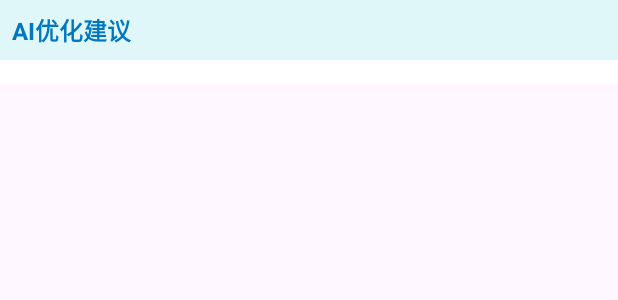
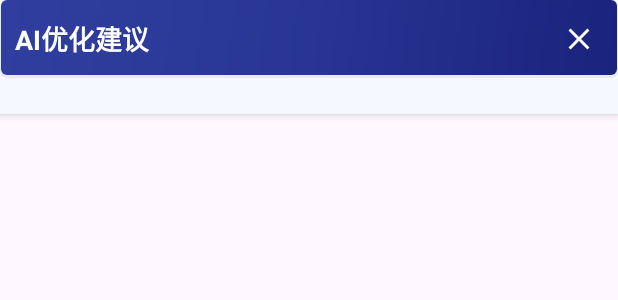
Before and after one commit to honghaier250/SmartTalk, an Android app: the layout ai_suggestions_view.xml on its own in the app's theme, with its tools: preview values and no code run, on a phone screen of 412 x 824 dp. Shown: the top 300 px of the screen. Run offline under Robolectric (Android 15) with nearby library versions, the light colour scheme and no system bars.

Commit message:
-添加了关闭按钮功能到AI建议视图
-调整了拼音引擎中的拼音匹配顺序

-更新了建议视图的背景和布局

```diff
--- a/app/src/main/java/com/example/zhiyanai/keyboard/ZhiYanKeyboardView.java
+++ b/app/src/main/java/com/example/zhiyanai/keyboard/ZhiYanKeyboardView.java
@@ -30,7 +30,7 @@ public class ZhiYanKeyboardView extends KeyboardView {
         super.onDraw(canvas);
         // 自定义键盘绘制
         setPreviewEnabled(true); // 启用按键预览
-        setPadding(0, 5, 0, 5); // 设置内边距
+        // setPadding(0, 5, 0, 5); // 设置内边距
     }
 
     /**
--- /dev/null
+++ b/app/src/main/res/drawable/ai_title_background.xml
@@ -0,0 +1,28 @@
+<?xml version="1.0" encoding="utf-8"?>
+<layer-list xmlns:android="http://schemas.android.com/apk/res/android">
+    <!-- 阴影层 -->
+    <item>
+        <shape>
+            <padding
+                android:bottom="2dp"
+                android:left="1dp"
+                android:right="1dp"
+                android:top="0dp" />
+            <solid android:color="#15000000" />
+            <corners android:radius="4dp" />
+        </shape>
+    </item>
+
+    <!-- 前景层 -->
+    <item>
+        <shape>
+            <gradient
+                android:angle="135"
+                android:startColor="#1A237E"
+                android:centerColor="#283593"
+                android:endColor="#303F9F"
+                android:type="linear" />
+            <corners android:radius="4dp" />
+        </shape>
+    </item>
+</layer-list>
--- /dev/null
+++ b/app/src/main/res/drawable/ic_close.xml
@@ -0,0 +1,10 @@
+<?xml version="1.0" encoding="utf-8"?>
+<vector xmlns:android="http://schemas.android.com/apk/res/android"
+    android:width="24dp"
+    android:height="24dp"
+    android:viewportWidth="24"
+    android:viewportHeight="24">
+    <path
+        android:fillColor="#FFFFFF"
+        android:pathData="M19,6.41L17.59,5 12,10.59 6.41,5 5,6.41 10.59,12 5,17.59 6.41,19 12,13.41 17.59,19 19,17.59 13.41,12z"/>
+</vector>
--- a/app/src/main/res/layout/ai_suggestions_view.xml
+++ b/app/src/main/res/layout/ai_suggestions_view.xml
@@ -2,31 +2,51 @@
 <LinearLayout xmlns:android="http://schemas.android.com/apk/res/android"
     android:layout_width="match_parent"
     android:layout_height="wrap_content"
-    android:orientation="vertical">
+    android:orientation="vertical"
+    android:background="#FFFFFF"
+    android:elevation="4dp">
 
-    <!-- 标题 -->
-    <TextView
+    <!-- 标题栏 -->
+    <RelativeLayout
         android:layout_width="match_parent"
         android:layout_height="wrap_content"
-        android:background="#E0F7FA"
-        android:padding="8dp"
-        android:text="AI优化建议"
-        android:textColor="#0277BD"
-        android:textSize="16sp"
-        android:textStyle="bold" />
+        android:background="@drawable/ai_title_background"
+        android:padding="10dp">
+
+        <!-- 标题 -->
+        <TextView
+            android:layout_width="wrap_content"
+            android:layout_height="wrap_content"
+            android:layout_centerVertical="true"
+            android:text="AI优化建议"
+            android:textColor="#FFFFFF"
+            android:textSize="18sp"
+            android:textStyle="bold" />
+
+        <!-- 关闭按钮 -->
+        <ImageButton
+            android:id="@+id/btn_close"
+            android:layout_width="32dp"
+            android:layout_height="32dp"
+            android:layout_alignParentEnd="true"
+            android:layout_centerVertical="true"
+            android:background="@android:color/transparent"
+            android:contentDescription="关闭"
+            android:src="@drawable/ic_close" />
+    </RelativeLayout>
 
     <!-- 建议列表容器 -->
     <ScrollView
         android:layout_width="match_parent"
         android:layout_height="wrap_content"
-        android:background="#FFFFFF">
+        android:background="#F5F9FF">
 
         <LinearLayout
             android:id="@+id/suggestions_container"
             android:layout_width="match_parent"
             android:layout_height="wrap_content"
             android:orientation="vertical"
-            android:padding="8dp" />
+            android:padding="12dp" />
 
     </ScrollView>
 
--- a/app/src/main/res/layout/keyboard_view.xml
+++ b/app/src/main/res/layout/keyboard_view.xml
@@ -15,7 +15,7 @@
     android:labelTextSize="16sp"
     android:shadowColor="#33000000"
     android:shadowRadius="1.0"
-    android:paddingTop="6dp"
-    android:paddingBottom="6dp"
+    android:paddingTop="15dp"
+    android:paddingBottom="15dp"
     android:paddingStart="8dp"
     android:paddingEnd="8dp" />
```
Also changed, not shown: app/src/main/java/com/example/zhiyanai/keyboard/AISuggestionsView.java (+27 -0 lines), app/src/main/java/com/example/zhiyanai/keyboard/PinyinEngine.java (+5 -5 lines), app/src/main/java/com/example/zhiyanai/keyboard/ZhiYanInputMethodService.java (+10 -1 lines), app/src/main/res/drawable/suggestion_background.xml (+39 -7 lines), app/src/main/res/layout/input_view.xml (added, +34 -0 lines).
